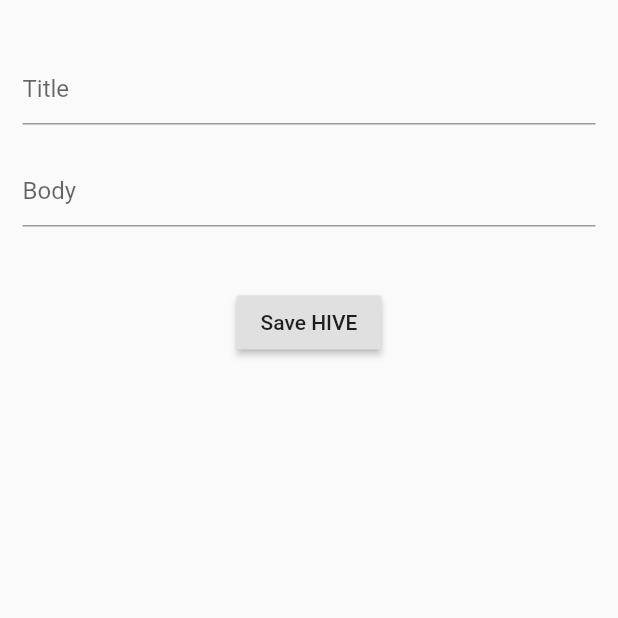
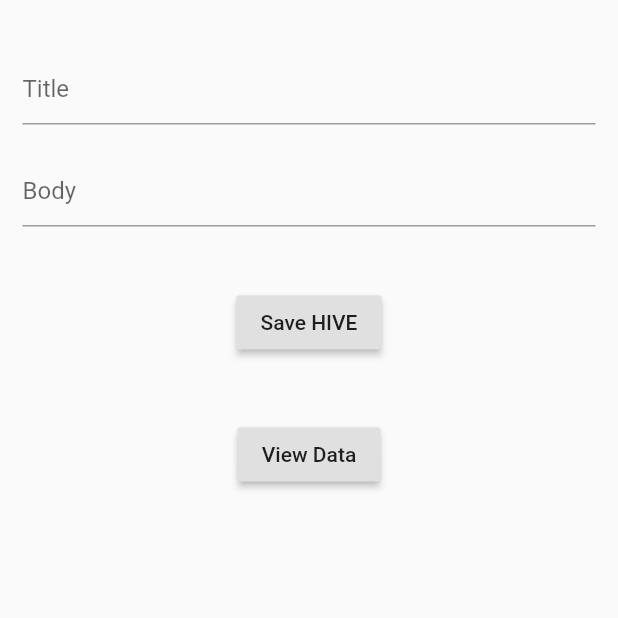
Before and after one commit to sachin-dahal/flutter_db_storage, a Flutter app: the screen it shows after launch, on a phone screen of 412 x 824 dp, the top half of it. Run offline on Flutter 3.47's test engine with Material 2 defaults, Android fonts, the phone set to English and light mode, and no system bars; our stand-ins replace equatable, flutter_bloc, get, hive, hive_flutter; accounts and stored records are empty; generated files the repository leaves out were written again.

```diff
--- a/lib/data/models/data_model.dart
+++ b/lib/data/models/data_model.dart
@@ -1,5 +1,12 @@
+import 'package:hive/hive.dart';
+
+part 'data_model.g.dart';
+
+@HiveType(typeId: 0)
 class DataModel {
+  @HiveField(0)
   final String title;
+  @HiveField(1)
   final String body;
 
   DataModel({this.title, this.body});
--- a/lib/main.dart
+++ b/lib/main.dart
@@ -1,8 +1,14 @@
 import 'package:flutter/material.dart';
+import 'package:flutter_bloc/flutter_bloc.dart';
+import 'package:flutter_db_storage/data/models/data_model.dart';
 import 'package:flutter_db_storage/screens/home_page.dart';
+import 'package:flutter_db_storage/utility/bloc/data_bloc.dart';
+import 'package:flutter_db_storage/utility/bloc/data_event.dart';
+import 'package:flutter_db_storage/utility/bloc/data_state.dart';
 import 'package:get/get_navigation/src/root/get_material_app.dart';
 import 'package:hive/hive.dart';
 import 'package:hive_flutter/hive_flutter.dart';
+import 'package:path_provider/path_provider.dart';
 
 void main() async {
   await Hive.initFlutter();
@@ -10,6 +16,14 @@ void main() async {
 }
 
 class MyApp extends StatelessWidget {
+  Future openBox() async {
+    var dir = await getApplicationDocumentsDirectory();
+    Hive.init(dir.path);
+    Hive.registerAdapter(DataModelAdapter());
+    await Hive.openBox('todo');
+    return;
+  }
+
   @override
   Widget build(BuildContext context) {
     return GetMaterialApp(
@@ -18,7 +32,27 @@ class MyApp extends StatelessWidget {
       theme: ThemeData(
         primarySwatch: Colors.blue,
       ),
-      home: HomePage(),
+      home: BlocProvider(
+        create: (BuildContext context) =>
+            DataBloc(DataState())..add(InsertDataEvent()),
+        child: FutureBuilder(
+          future: openBox(),
+          builder: (context, snapshot) {
+            if (snapshot.connectionState == ConnectionState.done) {
+              if (snapshot.hasError) {
+                return Text(snapshot.error);
+              } else
+                return HomePage();
+            } else {
+              return Scaffold(
+                body: Center(
+                  child: CircularProgressIndicator(),
+                ),
+              );
+            }
+          },
+        ),
+      ),
     );
   }
 }
--- a/lib/screens/home_page.dart
+++ b/lib/screens/home_page.dart
@@ -1,15 +1,26 @@
 import 'package:flutter/material.dart';
+import 'package:flutter_bloc/flutter_bloc.dart';
+import 'package:flutter_db_storage/data/models/data_model.dart';
 import 'package:flutter_db_storage/screens/view_data.dart';
+import 'package:flutter_db_storage/utility/bloc/data_bloc.dart';
+import 'package:flutter_db_storage/utility/bloc/data_event.dart';
+import 'package:flutter_db_storage/utility/bloc/data_state.dart';
 import 'package:get/get.dart';
+import 'package:hive/hive.dart';
 
 class HomePage extends StatelessWidget {
+  final box = Hive.box('todo');
   @override
   Widget build(BuildContext context) {
+    final bloc = BlocProvider.of<DataBloc>(context);
     TextEditingController _titleController = TextEditingController();
     TextEditingController _bodyController = TextEditingController();
 
     return Scaffold(
-      body: Container(
+      body: BlocBuilder<DataBloc, DataState>(
+        builder: (context, state) {
+          if (state is NotInsertingDataState) {
+            return Container(
               padding: EdgeInsets.all(15.0),
               child: Column(
                 crossAxisAlignment: CrossAxisAlignment.center,
@@ -32,16 +43,39 @@ class HomePage extends StatelessWidget {
                   ),
                   SizedBox(height: 40.0),
                   RaisedButton(
-              onPressed: () => Get.to(
-                ViewData(
+                    onPressed: () {
+                      bloc.add(ViewDataEvent());
+                      box.add(
+                        DataModel(
                           title: _titleController.text,
                           body: _bodyController.text,
                         ),
+                      );
+
+                      Get.to(ViewData());
+                    },
+                    child: Text("Save HIVE"),
                   ),
-              child: Text("Save HIVE"),
-            )
+                  SizedBox(height: 40.0),
+                  RaisedButton(
+                    onPressed: () => Get.to(ViewData()),
+                    child: Text("View Data"),
+                  ),
                 ],
               ),
+            );
+          } else if (state is InsertingDataState) {
+            return Center(
+              child: CircularProgressIndicator(),
+            );
+          } else if (state is DataInsertedState) {
+            return ViewData();
+          } else {
+            return Center(
+              child: Text("Some Error Occurred!"),
+            );
+          }
+        },
       ),
     );
   }
--- /dev/null
+++ b/lib/utility/bloc/data_bloc.dart
@@ -0,0 +1,23 @@
+import 'package:flutter_bloc/flutter_bloc.dart';
+import 'package:flutter_db_storage/utility/bloc/data_event.dart';
+import 'package:flutter_db_storage/utility/bloc/data_state.dart';
+
+class DataBloc extends Bloc<DataEvent, DataState> {
+  DataBloc(DataState initialState) : super(initialState);
+
+  @override
+  DataState get initialState => NotInsertingDataState();
+
+  @override
+  Stream<DataState> mapEventToState(DataEvent event) async* {
+    if (event is InsertDataEvent) {
+      yield NotInsertingDataState();
+    } else if (event is ViewDataEvent) {
+      yield DataInsertedState();
+    } else if (event is RefreshEvent) {
+      yield DataInsertedState();
+    } else if (event is ResetDataEvent) {
+      yield NotInsertingDataState();
+    }
+  }
+}
--- /dev/null
+++ b/lib/utility/bloc/data_event.dart
@@ -0,0 +1,15 @@
+import 'package:equatable/equatable.dart';
+
+class DataEvent extends Equatable {
+  @override
+  // TODO: implement props
+  List<Object> get props => [];
+}
+
+class InsertDataEvent extends DataEvent {}
+
+class ViewDataEvent extends DataEvent {}
+
+class RefreshEvent extends DataEvent {}
+
+class ResetDataEvent extends DataEvent {}
--- /dev/null
+++ b/lib/utility/bloc/data_state.dart
@@ -0,0 +1,13 @@
+import 'package:equatable/equatable.dart';
+
+class DataState extends Equatable {
+  @override
+  // TODO: implement props
+  List<Object> get props => [];
+}
+
+class NotInsertingDataState extends DataState {}
+
+class InsertingDataState extends DataState {}
+
+class DataInsertedState extends DataState {}
--- a/pubspec.yaml
+++ b/pubspec.yaml
@@ -42,6 +42,8 @@ dev_dependencies:
     sdk: flutter
   integration_test:
     sdk: flutter
+  hive_generator: ^0.8.2
+  build_runner: ^1.11.0
 
 # For information on the generic Dart part of this file, see the
 # following page: https://dart.dev/tools/pub/pubspec
```
Also changed, not shown: lib/screens/view_data.dart (+26 -12 lines), lib/utility/repository.dart (added, +12 -0 lines), lib/data/models/data_model.g.dart (added), pubspec.lock. Lines whose indentation alone changed are shown as unchanged.
